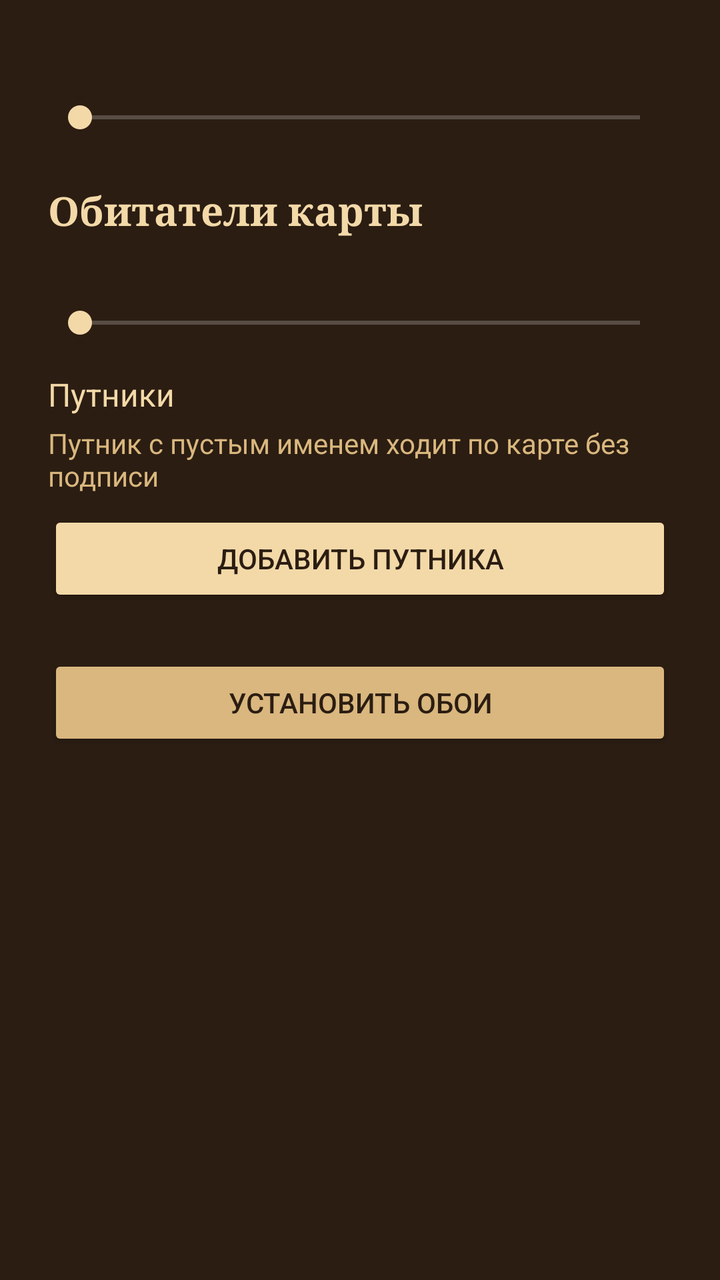
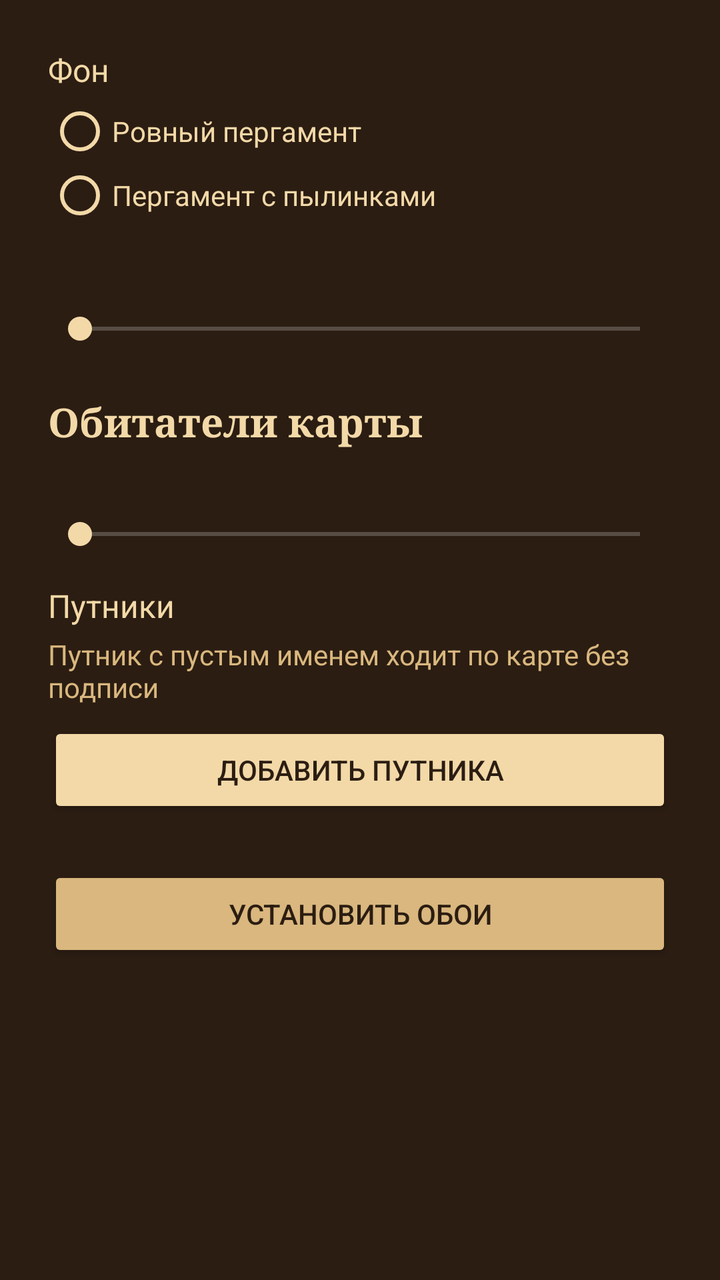

Screens rendered from an Android XML layout before and after an edit, with the pre-edit source and the edit as a unified diff.
<!-- AndroidManifest.xml: application theme Theme.MaraudersMap -->
<!-- res/layout/activity_settings.xml -->
<?xml version="1.0" encoding="utf-8"?>
<ScrollView xmlns:android="http://schemas.android.com/apk/res/android"
    android:layout_width="match_parent"
    android:layout_height="match_parent"
    android:background="@color/ink"
    android:fitsSystemWindows="true">

    <LinearLayout
        android:layout_width="match_parent"
        android:layout_height="wrap_content"
        android:orientation="vertical"
        android:padding="24dp">

        <TextView
            android:id="@+id/map_intensity_label"
            android:layout_width="wrap_content"
            android:layout_height="wrap_content"
            android:textColor="@color/parchment"
            android:textSize="16sp" />

        <SeekBar
            android:id="@+id/map_intensity"
            android:layout_width="match_parent"
            android:layout_height="wrap_content"
            android:layout_marginTop="4dp"
            android:progressTint="@color/parchment"
            android:thumbTint="@color/parchment" />

        <TextView
            android:layout_width="wrap_content"
            android:layout_height="wrap_content"
            android:layout_marginTop="24dp"
            android:fontFamily="serif"
            android:text="@string/creatures_title"
            android:textColor="@color/parchment"
            android:textSize="20sp"
            android:textStyle="bold" />

        <TextView
            android:id="@+id/dementor_count_label"
            android:layout_width="wrap_content"
            android:layout_height="wrap_content"
            android:layout_marginTop="8dp"
            android:textColor="@color/parchment"
            android:textSize="16sp" />

        <SeekBar
            android:id="@+id/dementor_count"
            android:layout_width="match_parent"
            android:layout_height="wrap_content"
            android:layout_marginTop="4dp"
            android:progressTint="@color/parchment"
            android:thumbTint="@color/parchment" />

        <TextView
            android:layout_width="wrap_content"
            android:layout_height="wrap_content"
            android:layout_marginTop="16dp"
            android:text="@string/travelers_title"
            android:textColor="@color/parchment"
            android:textSize="16sp" />

        <TextView
            android:layout_width="wrap_content"
            android:layout_height="wrap_content"
            android:layout_marginTop="4dp"
            android:text="@string/travelers_hint"
            android:textColor="@color/parchment_dark"
            android:textSize="14sp" />

        <Button
            android:id="@+id/add_traveler"
            android:layout_width="match_parent"
            android:layout_height="wrap_content"
            android:layout_marginTop="8dp"
            android:backgroundTint="@color/parchment"
            android:text="@string/add_traveler"
            android:textColor="@color/ink" />

        <LinearLayout
            android:id="@+id/traveler_list"
            android:layout_width="match_parent"
            android:layout_height="wrap_content"
            android:orientation="vertical" />

        <Button
            android:id="@+id/set_wallpaper"
            android:layout_width="match_parent"
            android:layout_height="wrap_content"
            android:layout_marginTop="24dp"
            android:backgroundTint="@color/parchment_dark"
            android:text="@string/set_wallpaper"
            android:textColor="@color/ink" />
    </LinearLayout>
</ScrollView>
<!-- resources referenced by this layout -->
<resources>
  <color name="ink">#FF2B1D12</color>
  <color name="parchment">#FFF3D9A8</color>
  <color name="parchment_dark">#FFD9B77E</color>
  <string name="add_traveler">Добавить путника</string>
  <string name="creatures_title">Обитатели карты</string>
  <string name="set_wallpaper">Установить обои</string>
  <string name="travelers_hint">Путник с пустым именем ходит по карте без подписи</string>
  <string name="travelers_title">Путники</string>
  <style name="Theme.MaraudersMap" parent="android:Theme.Material.NoActionBar">
          <item name="android:colorPrimary">@color/ink</item>
          <item name="android:colorPrimaryDark">@color/ink</item>
          <item name="android:colorAccent">@color/parchment_dark</item>
          <item name="android:textColorPrimary">@color/parchment</item>
          <item name="android:windowBackground">@color/ink</item>
          <item name="android:statusBarColor">@color/ink</item>
          <item name="android:navigationBarColor">@color/ink</item>
      </style>
</resources>

<!-- the commit's change to res/layout/activity_settings.xml (unified diff, before → after) -->
@@ -12,9 +12,41 @@
         android:padding="24dp">
 
         <TextView
+            android:layout_width="wrap_content"
+            android:layout_height="wrap_content"
+            android:text="@string/background_title"
+            android:textColor="@color/parchment"
+            android:textSize="16sp" />
+
+        <RadioGroup
+            android:id="@+id/background"
+            android:layout_width="match_parent"
+            android:layout_height="wrap_content"
+            android:layout_marginTop="4dp"
+            android:orientation="vertical">
+
+            <RadioButton
+                android:id="@+id/background_plain"
+                android:layout_width="wrap_content"
+                android:layout_height="wrap_content"
+                android:buttonTint="@color/parchment"
+                android:text="@string/background_plain"
+                android:textColor="@color/parchment" />
+
+            <RadioButton
+                android:id="@+id/background_dust"
+                android:layout_width="wrap_content"
+                android:layout_height="wrap_content"
+                android:buttonTint="@color/parchment"
+                android:text="@string/background_dust"
+                android:textColor="@color/parchment" />
+        </RadioGroup>
+
+        <TextView
             android:id="@+id/map_intensity_label"
             android:layout_width="wrap_content"
             android:layout_height="wrap_content"
+            android:layout_marginTop="16dp"
             android:textColor="@color/parchment"
             android:textSize="16sp" />
 
<!-- resource entries referenced after the edit -->
@@ -4,6 +4,9 @@
   <color name="parchment">#FFF3D9A8</color>
   <color name="parchment_dark">#FFD9B77E</color>
   <string name="add_traveler">Добавить путника</string>
+  <string name="background_dust">Пергамент с пылинками</string>
+  <string name="background_plain">Ровный пергамент</string>
+  <string name="background_title">Фон</string>
   <string name="creatures_title">Обитатели карты</string>
   <string name="set_wallpaper">Установить обои</string>
   <string name="travelers_hint">Путник с пустым именем ходит по карте без подписи</string>
